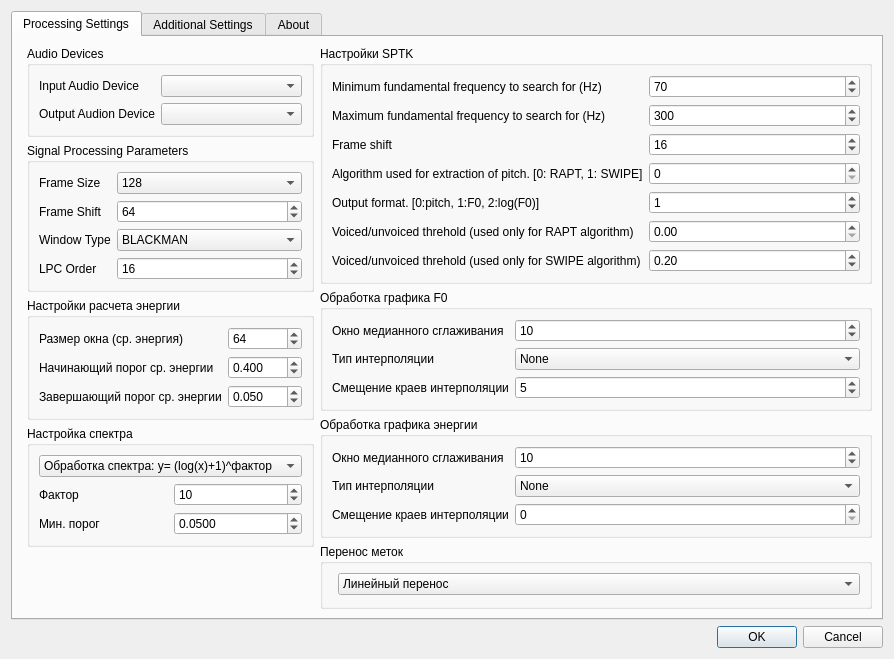
First picture: the form in settingsdialog.ui, repository zhitko/inton-trainer, before the edit.
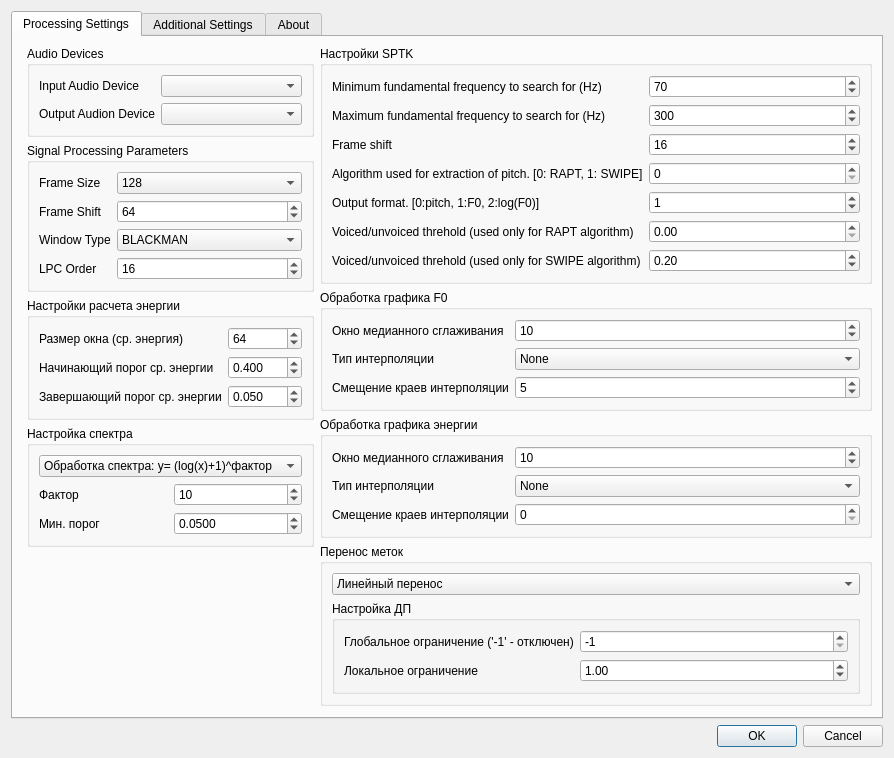
Second picture: the form after the edit. Icons and pictures are not drawn.

Commit message: add local and global restrictions

The edit to the form file:
```diff
--- a/settingsdialog.ui
+++ b/settingsdialog.ui
@@ -7,7 +7,7 @@
     <x>0</x>
     <y>0</y>
     <width>806</width>
-    <height>550</height>
+    <height>675</height>
    </rect>
   </property>
   <property name="windowTitle">
@@ -693,7 +693,7 @@
             <string>Перенос меток</string>
            </property>
            <layout class="QFormLayout" name="formLayout_8">
-            <item row="0" column="1">
+            <item row="0" column="0" colspan="2">
              <widget class="QComboBox" name="moveTypeBox">
               <item>
                <property name="text">
@@ -707,9 +707,71 @@
               </item>
              </widget>
             </item>
+            <item row="1" column="0" colspan="2">
+             <widget class="QGroupBox" name="groupBox_9">
+              <property name="title">
+               <string>Настройка ДП</string>
+              </property>
+              <layout class="QFormLayout" name="formLayout_9">
+               <item row="0" column="0">
+                <widget class="QLabel" name="label_26">
+                 <property name="text">
+                  <string>Глобальное ограничение ('-1' - отключен)</string>
+                 </property>
+                </widget>
+               </item>
+               <item row="1" column="0">
+                <widget class="QLabel" name="label_28">
+                 <property name="text">
+                  <string>Локальное ограничение</string>
+                 </property>
+                </widget>
+               </item>
+               <item row="0" column="1">
+                <widget class="QSpinBox" name="dpGlobalLimit">
+                 <property name="minimum">
+                  <number>-1</number>
+                 </property>
+                 <property name="maximum">
+                  <number>99999</number>
+                 </property>
+                 <property name="value">
+                  <number>-1</number>
+                 </property>
+                </widget>
+               </item>
+               <item row="1" column="1">
+                <widget class="QDoubleSpinBox" name="dpLocalLimit">
+                 <property name="maximum">
+                  <double>10.000000000000000</double>
+                 </property>
+                 <property name="singleStep">
+                  <double>0.100000000000000</double>
+                 </property>
+                 <property name="value">
+                  <double>1.000000000000000</double>
+                 </property>
+                </widget>
+               </item>
+              </layout>
+             </widget>
+            </item>
            </layout>
           </widget>
          </item>
+         <item>
+          <spacer name="verticalSpacer_2">
+           <property name="orientation">
+            <enum>Qt::Vertical</enum>
+           </property>
+           <property name="sizeHint" stdset="0">
+            <size>
+             <width>20</width>
+             <height>40</height>
+            </size>
+           </property>
+          </spacer>
+         </item>
         </layout>
        </item>
       </layout>
```
Left out of the diff: 88 changed lines with no effect on the pictures. The commit also changes 9 other files.
